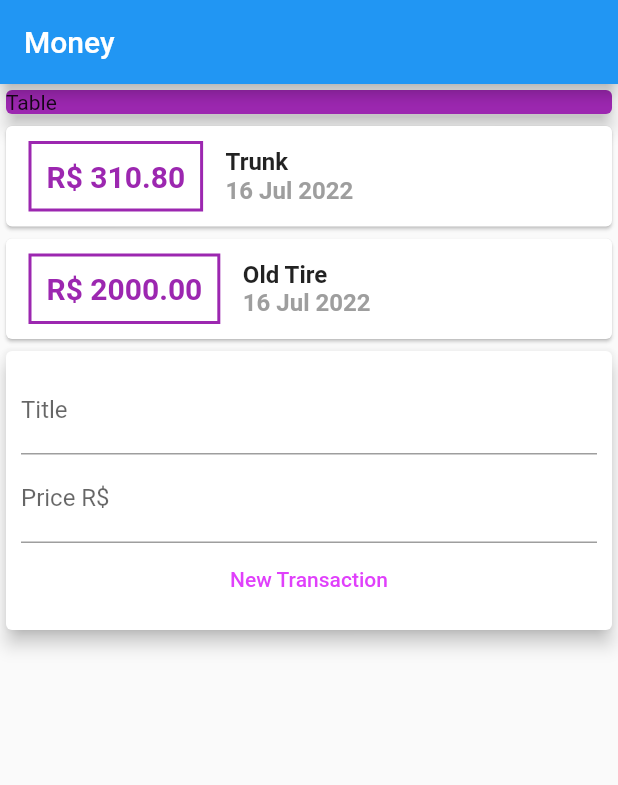
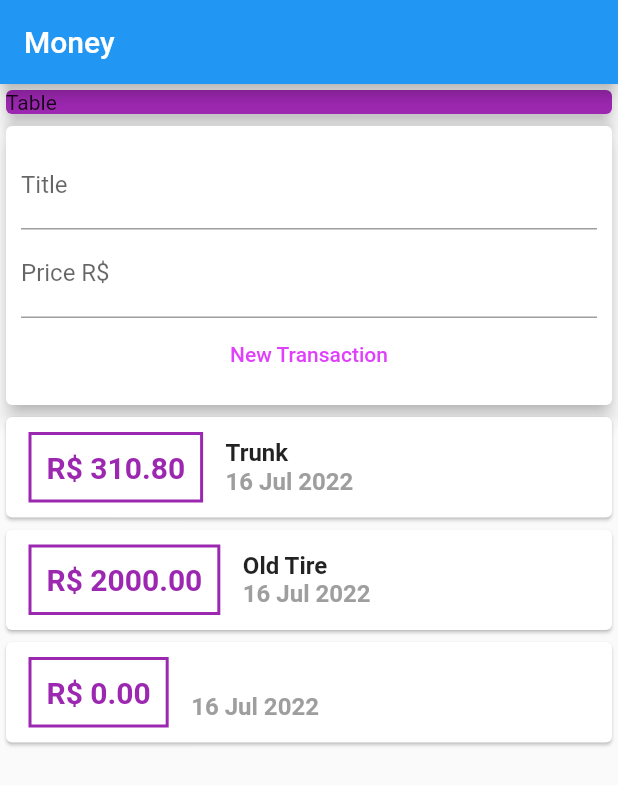
Before and after one commit to LeandroTheDev/Expenses_Mobile_App, a Flutter app: the screen it shows after launch, after a tap on "New Transaction", on a phone screen of 412 x 824 dp. Shown: the top 785 px of the screen. Run offline on Flutter 3.47's test engine with Material 2 defaults, Android fonts, the phone set to English and light mode, and no system bars.

Commit message:
Add files via upload

```diff
--- a/lib/components/transactions_form.dart
+++ b/lib/components/transactions_form.dart
@@ -4,6 +4,10 @@ class TransactionForm extends StatelessWidget {
 
   final titleController = TextEditingController();
   final valueController = TextEditingController();
+
+  final void Function(String, double) onSubmit;
+
+  TransactionForm(this.onSubmit);
 
   @override
   Widget build(BuildContext context) {
@@ -30,7 +34,11 @@ class TransactionForm extends StatelessWidget {
                   "New Transaction",
                 ),
                 style: TextButton.styleFrom(primary: Colors.purpleAccent),
-                onPressed: () {},
+                onPressed: () {
+                  final title = titleController.text;
+                  final value = double.tryParse(valueController.text) ?? 0.0;
+                  onSubmit(title,value);
+                },
               )
             ],
           ),
--- a/lib/components/transactions_list.dart
+++ b/lib/components/transactions_list.dart
@@ -12,7 +12,10 @@ class TransactionList extends StatelessWidget {
   Widget build(BuildContext context) {
     return //Criação do Historico de compras
         //Bloco 2
-    Column(
+    Container(
+      height: 380,
+      child: SingleChildScrollView(
+        child: Column(
           children: transactions.map((tr) {
             return Card(
               child: Row(
@@ -63,6 +66,8 @@ class TransactionList extends StatelessWidget {
               ),
             );
           }).toList(),
+        ),
+      ),
     );
   }
 }
--- a/lib/components/transactions_user.dart
+++ b/lib/components/transactions_user.dart
@@ -1,3 +1,5 @@
+import 'dart:math';
+
 import 'package:flutter/cupertino.dart';
 import 'transactions_form.dart';
 import 'transactions_list.dart';
@@ -27,13 +29,26 @@ class _TransactionUserState extends State<TransactionUser>{
     ),
   ];
 
+  _addTransaction(String title, double value){
+    final newTransaction = Transaction(
+      id: Random().nextDouble().toString(),
+      title: title,
+      value: value,
+      date: DateTime.now(),
+    );
+
+    setState(() {
+      _transactions.add(newTransaction);
+    });
+  }
 
   @override
   Widget build(BuildContext context){
     return Column(
       children: [
+        TransactionForm(_addTransaction),
         TransactionList(_transactions),
-        TransactionForm(),
+
       ],
     );
   }
--- a/lib/main.dart
+++ b/lib/main.dart
@@ -23,6 +23,7 @@ class HomePage extends StatelessWidget {
 
   @override
   Widget build(BuildContext context){
+    //Criação da barra de cima
     return Scaffold(
       appBar: AppBar(
         title: Text("Money"),
@@ -30,7 +31,8 @@ class HomePage extends StatelessWidget {
 
 
       //Criação da coluna
-      body: Column(
+      body: SingleChildScrollView(
+        child: Column(
           crossAxisAlignment: CrossAxisAlignment.stretch,
           children: <Widget>[
             //Criação dos blocos
@@ -42,9 +44,10 @@ class HomePage extends StatelessWidget {
                 elevation: 5,
               ),
             ),
-          //Chamada para criação do historico
+            //Chamada do sistema
             TransactionUser(),
           ],
+        ),
       ),
     );
   }
```
Lines whose indentation alone changed are shown as unchanged.
